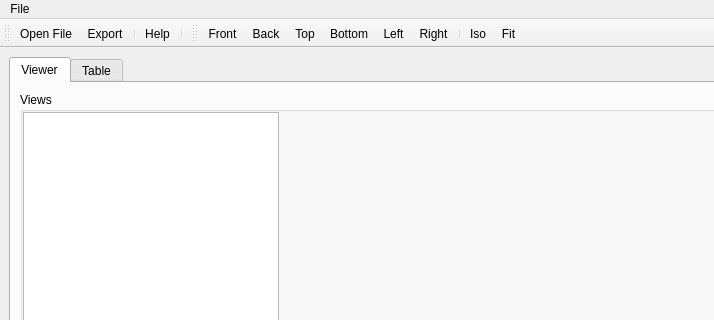
Before: the Qt Designer form i3viewer/i3mainWindow.ui in hubergilt/i3viewer, drawn with Qt 5; both pictures show x 0 to 714 and y 0 to 320 of the 1002 by 666 pixel window.
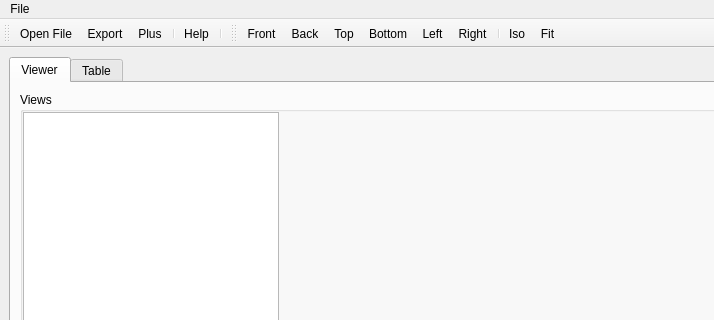
After: the same form once the commit is applied. Icons and pictures are not drawn. Custom widgets are drawn as their Qt base class.

Commit message: correct point selection functions on windows with spheres

The edit to the form file:
```diff
--- a/i3viewer/i3mainWindow.ui
+++ b/i3viewer/i3mainWindow.ui
@@ -164,6 +164,7 @@
    </attribute>
    <addaction name="actionOpenFile"/>
    <addaction name="actionExport"/>
+   <addaction name="actionPlus"/>
    <addaction name="separator"/>
    <addaction name="actionHelp"/>
    <addaction name="separator"/>
@@ -326,6 +327,15 @@
     <string>Export</string>
    </property>
   </action>
+  <action name="actionPlus">
+   <property name="icon">
+    <iconset resource="icons.qrc">
+     <normaloff>:/icons/plus.svg</normaloff>:/icons/plus.svg</iconset>
+   </property>
+   <property name="text">
+    <string>Plus</string>
+   </property>
+  </action>
  </widget>
  <customwidgets>
   <customwidget>
```
The commit also changes 7 other files.
